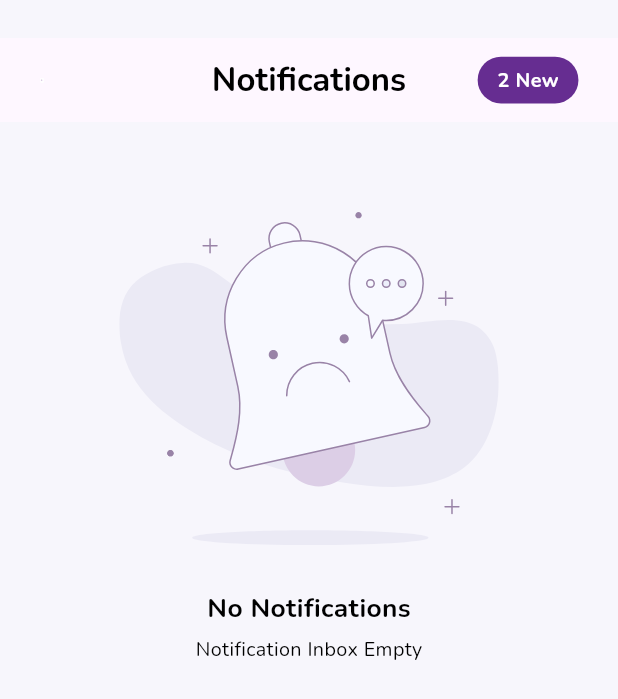
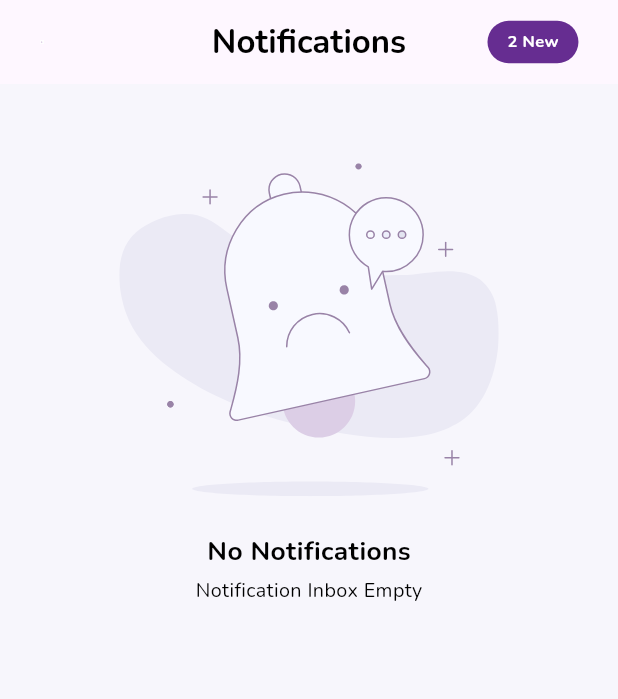
Before and after one commit to 3bdulra7manAmir/Fluency_App, a Flutter app: the NotificationsView screen opened by its route, after a tap on "2 New", on a phone screen of 412 x 824 dp. Shown: the top 699 px of the screen. Run offline on Flutter 3.47's test engine with Material 3 defaults, Android fonts, the phone set to English and light mode, and no system bars; our stand-ins replace device_preview, flutter_screenutil, flutter_svg, go_router; project files that could hold a hidden picture were left out.

Commit message:
name reFactor

```diff
--- a/lib/core/utils/styles.dart
+++ b/lib/core/utils/styles.dart
@@ -3,20 +3,6 @@ import 'package:flutter_screenutil/flutter_screenutil.dart';
 
 abstract class Styles
 {
-  static TextStyle textStyle30 = TextStyle(
-    fontSize: 30.sp,
-    fontWeight: FontWeight.bold,
-    color: Colors.black,
-    fontFamily: 'Nunito',
-  );
-
-  static TextStyle textStyle20 = TextStyle(
-    fontSize: 20.sp,
-    fontWeight: FontWeight.bold,
-    color: Colors.black,
-    fontFamily: 'Nunito',
-  );
-
   static TextStyle textStyle24 = TextStyle(
     fontSize: 24.sp,
     fontWeight: FontWeight.w800,
@@ -24,8 +10,8 @@ abstract class Styles
     fontFamily: 'Nunito',
   );
 
-  static TextStyle textStyle18 = TextStyle(
-    fontSize: 18.sp,
+  static TextStyle textStyle20 = TextStyle(
+    fontSize: 20.sp,
     fontWeight: FontWeight.bold,
     color: Colors.black,
     fontFamily: 'Nunito',
@@ -51,4 +37,11 @@ abstract class Styles
     color: Colors.black,
     fontFamily: 'Nunito',
   );
+
+  static TextStyle textStyle10 = TextStyle(
+    fontSize: 10.sp,
+    fontWeight: FontWeight.bold,
+    color: Colors.black,
+    fontFamily: 'Nunito',
+  );
 }
--- a/lib/features/auth/login/presentation/screens/login_view.dart
+++ b/lib/features/auth/login/presentation/screens/login_view.dart
@@ -13,7 +13,7 @@ class LoginView extends StatelessWidget
       body: Stack(
         children:
         [
-          PurpleStack(),
+          PurpleSector(),
 
           LoginForm(),
         ],
--- a/lib/features/auth/login/presentation/widgets/login_form.dart
+++ b/lib/features/auth/login/presentation/widgets/login_form.dart
@@ -1,5 +1,4 @@
 // ignore_for_file: avoid_print, use_build_context_synchronously
-
 import 'package:fluency/Core/constants/app_borders.dart';
 import 'package:fluency/Core/constants/app_images.dart';
 import 'package:fluency/Core/constants/app_padding.dart';
@@ -133,7 +132,8 @@ class _LoginFormState extends State<LoginForm>
                             fieldKeyboardType: TextInputType.text,
                             fieldSuffixIcon: GestureDetector(
                               onTap: (){setState(() {obscureText = !obscureText;});},
-                              child: Image.asset(AppIMGs().kFluencyObsecureTextIconPNG)),
+                              child: Image.asset(AppIMGs().kFluencyObsecureTextIconPNG)
+                            ),
                             fieldHintText: "************",
                           ),
 
@@ -146,7 +146,7 @@ class _LoginFormState extends State<LoginForm>
 
                           24.verticalSpace,
 
-                          CustomPurpleButton(buttonOnPressed: login, buttonText: 'Login',),
+                          CustomPurpleButton(buttonOnPressed: login, buttonText: 'Login',), //HERE
                         ],
                       ),
                     ],
--- a/lib/features/auth/login/presentation/widgets/purple_sector.dart
+++ b/lib/features/auth/login/presentation/widgets/purple_sector.dart
@@ -4,9 +4,9 @@ import 'package:fluency/Features/auth/login/presentation/widgets/custom_clipper.
 import 'package:flutter/material.dart';
 import 'package:flutter_screenutil/flutter_screenutil.dart';
 
-class PurpleStack extends StatelessWidget
+class PurpleSector extends StatelessWidget
 {
-  const PurpleStack({super.key});
+  const PurpleSector({super.key});
 
   @override
   Widget build(BuildContext context)
--- a/lib/features/notifications/presentation/screens/no_notifications/no_notifications_view.dart
+++ b/lib/features/notifications/presentation/screens/no_notifications/no_notifications_view.dart
@@ -16,15 +16,13 @@ class NoNotificationsView extends StatelessWidget
     return SafeArea(
       child: Scaffold(
         backgroundColor: AppColors.kScaffoldBGColor,
-        body: Padding(
-          padding: EdgeInsets.only(left: 0 * 0.03, right: 0 * 0.03, top: 25.h),
-          child: Column(
+        body: Column(
           crossAxisAlignment: CrossAxisAlignment.start,
           children:
           [
             const CustomNotificationsAppBar(),
 
-              const SizedBox(height: 60,),
+            52.verticalSpace,
 
             Center(
               child: Column(
@@ -32,11 +30,11 @@ class NoNotificationsView extends StatelessWidget
               [
                 SvgPicture.asset(AppIMGs().kFluencyNoNotificationsSVG),
 
-                  const SizedBox(height: 30,),
+                24.verticalSpace,
 
                 Text('No Notifications', style: Styles.textStyle16,),
 
-                  const SizedBox(height: 5,),
+                4.verticalSpace,
 
                 Text('Notification Inbox Empty', style: Styles.textStyle12.copyWith(fontWeight: FontWeight.normal),),
               ],
@@ -44,7 +42,6 @@ class NoNotificationsView extends StatelessWidget
           ],
         ),
       ),
-      ),
     );
   }
 }
--- a/lib/features/notifications/presentation/widgets/custom_not_card.dart
+++ b/lib/features/notifications/presentation/widgets/custom_not_card.dart
@@ -37,8 +37,7 @@ class CustomNotificationsCard extends StatelessWidget
 
                 4.verticalSpace,
 
-                Text(description,
-                  style: Styles.textStyle12.copyWith(fontWeight: FontWeight.normal, color: AppColors.kDontHaveAccountColor,),
+                Text(description, style: Styles.textStyle12.copyWith(fontWeight: FontWeight.normal, color: AppColors.kDontHaveAccountColor,),
                   maxLines: 2,
                   overflow: TextOverflow.ellipsis,
                 ),
@@ -46,7 +45,9 @@ class CustomNotificationsCard extends StatelessWidget
             ),
           ),
 
-          Text(time, style: Styles.textStyle12.copyWith(color: AppColors.kDontHaveAccountColor),),
+          //HERE
+
+          Text(time, style: Styles.textStyle10.copyWith(color: AppColors.kDontHaveAccountColor),),
         ],
       ),
     );
--- a/lib/features/notifications/presentation/widgets/custom_not_header.dart
+++ b/lib/features/notifications/presentation/widgets/custom_not_header.dart
@@ -31,7 +31,7 @@ class CustomNotificationsAppBar extends StatelessWidget implements PreferredSize
             margin: AppPadding().kNotNewNotificationsMarginD,
             padding: AppPadding().kNotNewNotificationsPadding,
             decoration: BoxDecoration(color: AppColors.kFirstGradientColor, borderRadius: AppBorders().radiusCircular50),
-            child: Text("2 New", style: Styles.textStyle12.copyWith(color: Colors.white)
+            child: Text("2 New", style: Styles.textStyle10.copyWith(color: Colors.white)
             ),
           ),
         ),
@@ -41,7 +41,7 @@ class CustomNotificationsAppBar extends StatelessWidget implements PreferredSize
         margin: AppPadding().kNotBackButtonMargin,
         child: GestureDetector(
             onTap: () {print('Pressed');GoRouter.of(context).pop();},
-            child: Image.asset(AppIMGs().kFluencyBackArrowPNG, width: 48.w,height: 48.h,
+            child: Image.asset(AppIMGs().kFluencyBackArrowPNG, width: 48.w, height: 48.h, //HERE
           ),
         ),
       ),
--- a/lib/main.dart
+++ b/lib/main.dart
@@ -1,5 +1,4 @@
 // ignore_for_file: deprecated_member_use
-
 import 'package:device_preview/device_preview.dart';
 import 'package:fluency/Config/router/app_router.dart';
 import 'package:flutter/material.dart';
@@ -27,7 +26,6 @@ class FluencyApp extends StatelessWidget
       enabled: true,
       builder: (context) => MaterialApp.router(
         useInheritedMediaQuery: true,
-
         builder: DevicePreview.appBuilder,
         locale: DevicePreview.locale(context),
         routerConfig: AppRouter.router,
```
Also changed, not shown: 6 other files. Lines whose indentation alone changed are shown as unchanged.
